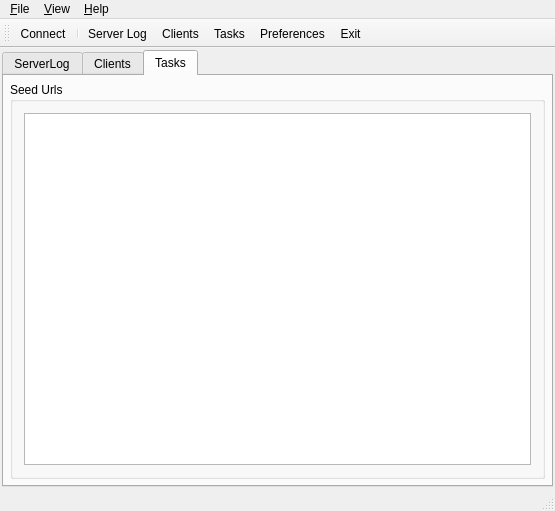
Before: the Qt Designer form src/MyCrawler/MyCrawlerServer/ServerMainWindow.ui in geogeo28/mycrawler-alpha, drawn with Qt 5.
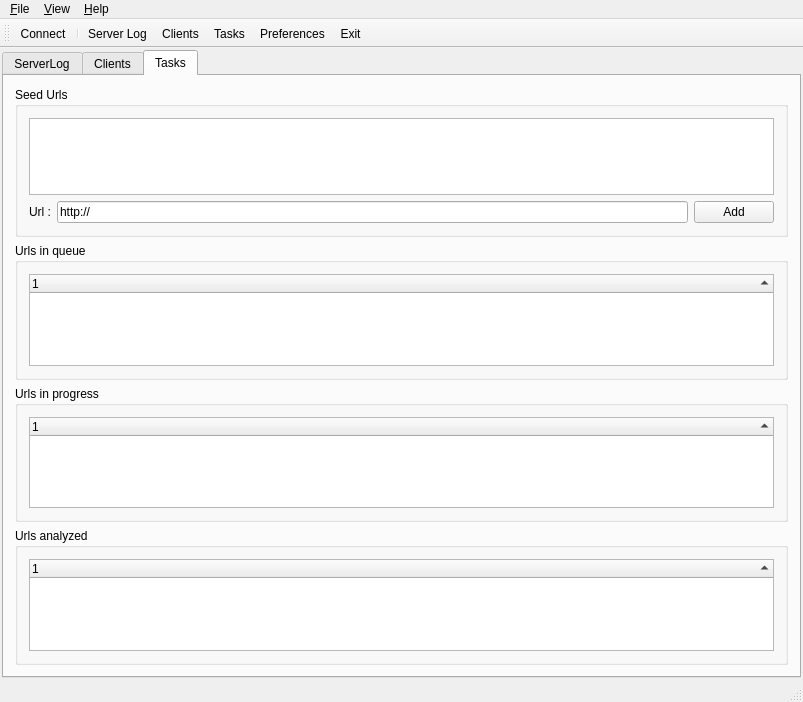
After: the same form once the commit is applied. Icons and pictures are not drawn. Custom widgets are drawn as their Qt base class.

Patch:
```diff
--- a/src/MyCrawler/MyCrawlerServer/ServerMainWindow.ui
+++ b/src/MyCrawler/MyCrawlerServer/ServerMainWindow.ui
@@ -7,8 +7,8 @@
    <rect>
     <x>0</x>
     <y>0</y>
-    <width>555</width>
-    <height>511</height>
+    <width>803</width>
+    <height>702</height>
    </rect>
   </property>
   <property name="windowTitle">
@@ -170,17 +170,235 @@
         <string>Tasks</string>
        </attribute>
        <layout class="QVBoxLayout">
-        <property name="margin">
-         <number>6</number>
-        </property>
         <item>
          <widget class="QGroupBox" name="groupBoxTasksSeedUrls">
+          <property name="sizePolicy">
+           <sizepolicy hsizetype="Preferred" vsizetype="Fixed">
+            <horstretch>0</horstretch>
+            <verstretch>0</verstretch>
+           </sizepolicy>
+          </property>
+          <property name="maximumSize">
+           <size>
+            <width>16777215</width>
+            <height>150</height>
+           </size>
+          </property>
           <property name="title">
            <string>Seed Urls</string>
           </property>
           <layout class="QVBoxLayout">
            <item>
-            <widget class="QListView" name="listViewTasksSeedUrls"/>
+            <widget class="QListWidget" name="listWidgetTasksSeedUrls">
+             <property name="sizePolicy">
+              <sizepolicy hsizetype="Expanding" vsizetype="Expanding">
+               <horstretch>0</horstretch>
+               <verstretch>0</verstretch>
+              </sizepolicy>
+             </property>
+            </widget>
+           </item>
+           <item>
+            <layout class="QHBoxLayout">
+             <item>
+              <widget class="QLabel" name="lblTasksSeeUrl">
+               <property name="text">
+                <string>Url :</string>
+               </property>
+              </widget>
+             </item>
+             <item>
+              <widget class="QLineEdit" name="textTasksSeedUrl">
+               <property name="text">
+                <string>http://</string>
+               </property>
+              </widget>
+             </item>
+             <item>
+              <widget class="QPushButton" name="buttonTasksAddSeedUrl">
+               <property name="text">
+                <string>Add</string>
+               </property>
+              </widget>
+             </item>
+            </layout>
+           </item>
+          </layout>
+         </widget>
+        </item>
+        <item>
+         <widget class="QGroupBox" name="groupBoxTasksUrlsInQueue">
+          <property name="sizePolicy">
+           <sizepolicy hsizetype="Preferred" vsizetype="Preferred">
+            <horstretch>0</horstretch>
+            <verstretch>0</verstretch>
+           </sizepolicy>
+          </property>
+          <property name="sizeIncrement">
+           <size>
+            <width>0</width>
+            <height>2</height>
+           </size>
+          </property>
+          <property name="title">
+           <string>Urls in queue</string>
+          </property>
+          <layout class="QVBoxLayout">
+           <item>
+            <widget class="MCUrlsInQueueTreeWidget" name="treeWidgetTasksUrlsInQueue">
+             <property name="sizePolicy">
+              <sizepolicy hsizetype="Expanding" vsizetype="Expanding">
+               <horstretch>0</horstretch>
+               <verstretch>0</verstretch>
+              </sizepolicy>
+             </property>
+             <property name="autoScroll">
+              <bool>false</bool>
+             </property>
+             <property name="editTriggers">
+              <set>QAbstractItemView::NoEditTriggers</set>
+             </property>
+             <property name="showDropIndicator" stdset="0">
+              <bool>false</bool>
+             </property>
+             <property name="selectionMode">
+              <enum>QAbstractItemView::ExtendedSelection</enum>
+             </property>
+             <property name="rootIsDecorated">
+              <bool>false</bool>
+             </property>
+             <property name="sortingEnabled">
+              <bool>true</bool>
+             </property>
+             <property name="animated">
+              <bool>true</bool>
+             </property>
+             <property name="allColumnsShowFocus">
+              <bool>true</bool>
+             </property>
+             <property name="expandsOnDoubleClick">
+              <bool>false</bool>
+             </property>
+             <column>
+              <property name="text">
+               <string notr="true">1</string>
+              </property>
+             </column>
+            </widget>
+           </item>
+          </layout>
+         </widget>
+        </item>
+        <item>
+         <widget class="QGroupBox" name="groupBoxTasksUrlsInProgress">
+          <property name="title">
+           <string>Urls in progress</string>
+          </property>
+          <layout class="QVBoxLayout" name="verticalLayout">
+           <item>
+            <widget class="MCUrlsInProgressTreeWidget" name="treeWidgetTasksUrlsInProgress">
+             <property name="autoScroll">
+              <bool>false</bool>
+             </property>
+             <property name="editTriggers">
+              <set>QAbstractItemView::NoEditTriggers</set>
+             </property>
+             <property name="showDropIndicator" stdset="0">
+              <bool>false</bool>
+             </property>
+             <property name="selectionMode">
+              <enum>QAbstractItemView::NoSelection</enum>
+             </property>
+             <property name="rootIsDecorated">
+              <bool>false</bool>
+             </property>
+             <property name="itemsExpandable">
+              <bool>false</bool>
+             </property>
+             <property name="sortingEnabled">
+              <bool>true</bool>
+             </property>
+             <property name="animated">
+              <bool>true</bool>
+             </property>
+             <property name="allColumnsShowFocus">
+              <bool>true</bool>
+             </property>
+             <property name="expandsOnDoubleClick">
+              <bool>false</bool>
+             </property>
+             <column>
+              <property name="text">
+               <string notr="true">1</string>
+              </property>
+             </column>
+            </widget>
+           </item>
+          </layout>
+         </widget>
+        </item>
+        <item>
+         <widget class="QGroupBox" name="groupBoxTasksUrlsAnalyzed">
+          <property name="sizePolicy">
+           <sizepolicy hsizetype="Preferred" vsizetype="Preferred">
+            <horstretch>0</horstretch>
+            <verstretch>0</verstretch>
+           </sizepolicy>
+          </property>
+          <property name="sizeIncrement">
+           <size>
+            <width>0</width>
+            <height>2</height>
+           </size>
+          </property>
+          <property name="title">
+           <string>Urls analyzed</string>
+          </property>
+          <layout class="QVBoxLayout">
+           <item>
+            <widget class="QTreeWidget" name="treeWidgetTasksUrlsAnalyzed">
+             <property name="sizePolicy">
+              <sizepolicy hsizetype="Expanding" vsizetype="Expanding">
+               <horstretch>0</horstretch>
+               <verstretch>0</verstretch>
+              </sizepolicy>
+             </property>
+             <property name="autoScroll">
+              <bool>false</bool>
+             </property>
+             <property name="editTriggers">
+              <set>QAbstractItemView::NoEditTriggers</set>
+             </property>
+             <property name="showDropIndicator" stdset="0">
+              <bool>false</bool>
+             </property>
+             <property name="selectionMode">
+              <enum>QAbstractItemView::ExtendedSelection</enum>
+             </property>
+             <property name="rootIsDecorated">
+              <bool>false</bool>
+             </property>
+             <property name="itemsExpandable">
+              <bool>false</bool>
+             </property>
+             <property name="sortingEnabled">
+              <bool>true</bool>
+             </property>
+             <property name="animated">
+              <bool>true</bool>
+             </property>
+             <property name="allColumnsShowFocus">
+              <bool>true</bool>
+             </property>
+             <property name="expandsOnDoubleClick">
+              <bool>false</bool>
+             </property>
+             <column>
+              <property name="text">
+               <string notr="true">1</string>
+              </property>
+             </column>
+            </widget>
            </item>
           </layout>
          </widget>
@@ -196,7 +414,7 @@
     <rect>
      <x>0</x>
      <y>0</y>
-     <width>555</width>
+     <width>803</width>
      <height>21</height>
     </rect>
    </property>
@@ -458,6 +676,16 @@
     <slot>copyToClipboard()</slot>
    </slots>
   </customwidget>
+  <customwidget>
+   <class>MCUrlsInQueueTreeWidget</class>
+   <extends>QTreeWidget</extends>
+   <header>UrlsInQueueTreeWidget.h</header>
+  </customwidget>
+  <customwidget>
+   <class>MCUrlsInProgressTreeWidget</class>
+   <extends>QTreeWidget</extends>
+   <header>UrlsInProgressTreeWidget.h</header>
+  </customwidget>
  </customwidgets>
  <resources>
   <include location="resources.qrc"/>
```
Left out of the diff: 3 changed lines with no effect on the pictures.
